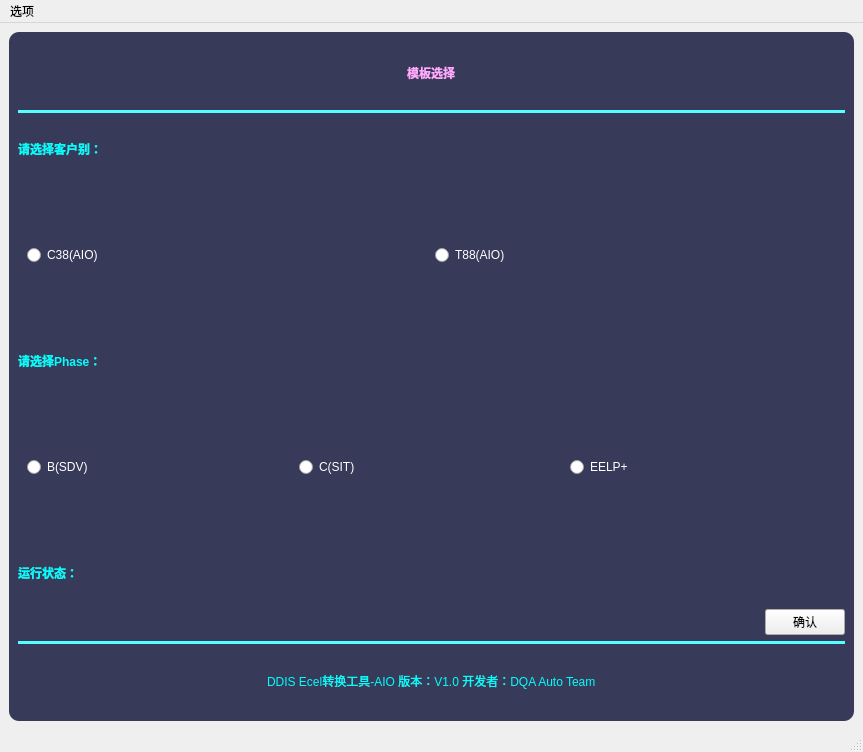
The window that DDISExcel/Excelmain_AIO.ui (caoedwin/GiteeMirror) describes before a commit, drawn with Qt 5.
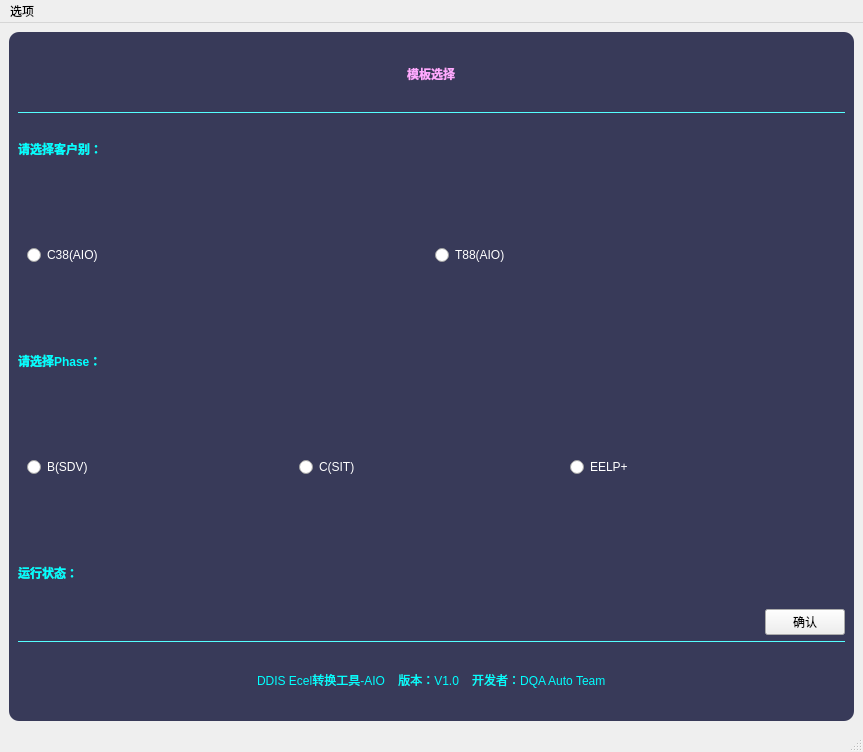
The same window after the commit.

```diff
--- a/DDISExcel/Excelmain_AIO.ui
+++ b/DDISExcel/Excelmain_AIO.ui
@@ -75,6 +75,12 @@
        </item>
        <item row="10" column="0" colspan="7">
         <widget class="Line" name="line_2">
+         <property name="maximumSize">
+          <size>
+           <width>16777215</width>
+           <height>1</height>
+          </size>
+         </property>
          <property name="styleSheet">
           <string notr="true">background-color: rgb(85, 255, 255);</string>
          </property>
@@ -109,6 +115,12 @@
        </item>
        <item row="3" column="0" colspan="7">
         <widget class="Line" name="line">
+         <property name="maximumSize">
+          <size>
+           <width>16777215</width>
+           <height>1</height>
+          </size>
+         </property>
          <property name="styleSheet">
           <string notr="true">background-color: rgb(85, 255, 255);</string>
          </property>
@@ -332,7 +344,7 @@
 color: rgb(0, 255, 255);</string>
          </property>
          <property name="text">
-          <string>DDIS Ecel转换工具-AIO 版本：V1.0 开发者：DQA Auto Team</string>
+          <string>DDIS Ecel转换工具-AIO    版本：V1.0    开发者：DQA Auto Team</string>
          </property>
         </widget>
        </item>
```
